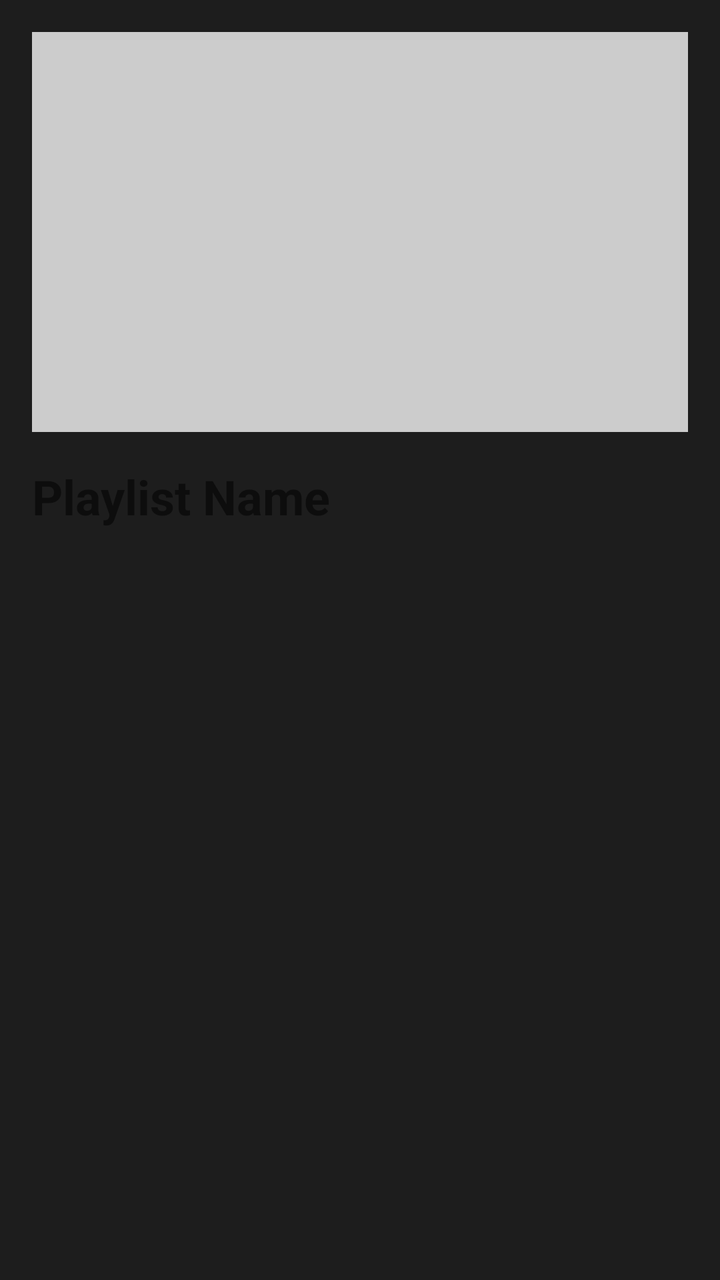
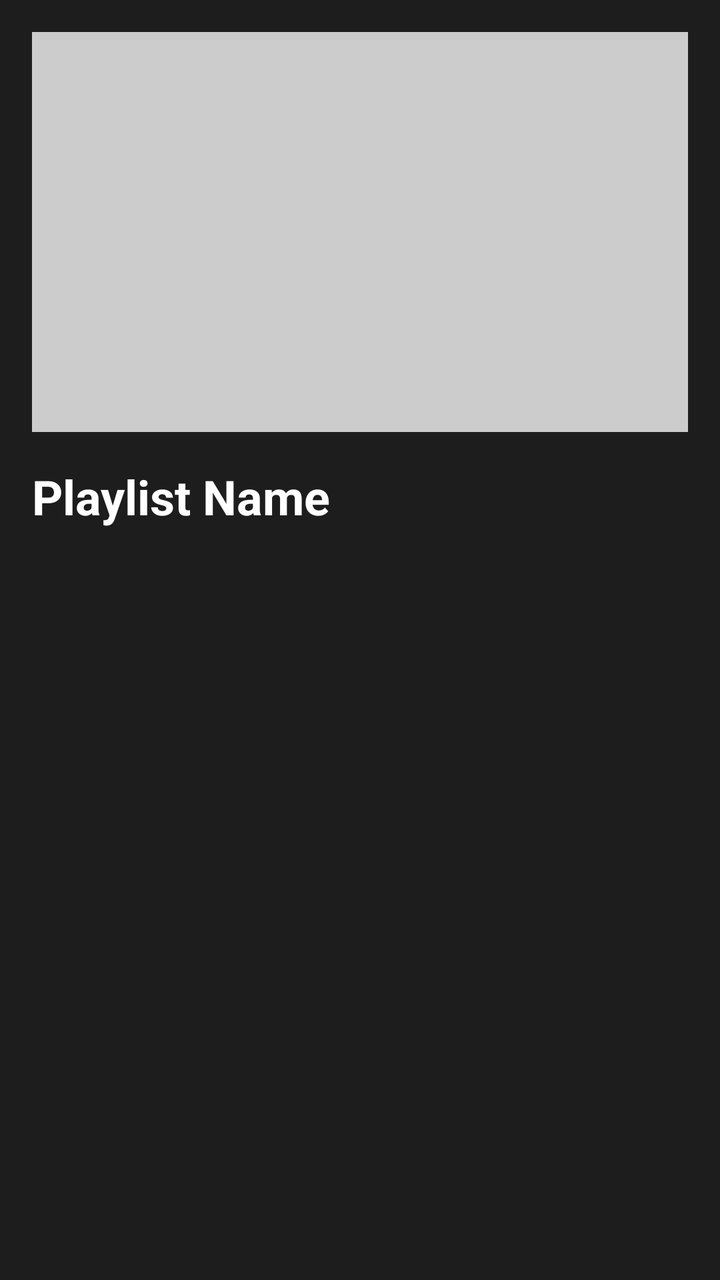

Screens rendered from an Android XML layout before and after an edit, with the pre-edit source and the edit as a unified diff.
<!-- AndroidManifest.xml: application theme Theme.ContextAwareMusicApp -->
<!-- res/layout/fragment_playlist_detail.xml -->
<?xml version="1.0" encoding="utf-8"?>
<LinearLayout xmlns:android="http://schemas.android.com/apk/res/android"
    android:layout_width="match_parent"
    android:layout_height="match_parent"
    android:orientation="vertical"
    android:background="@color/playerBackgroundColor"
    android:padding="16dp">

    <ImageView
        android:id="@+id/playlist_image"
        android:layout_width="match_parent"
        android:layout_height="200dp"
        android:scaleType="centerCrop"
        android:src="@drawable/placeholder_image"
        android:contentDescription="@string/playlist_image_desc" />

    <TextView
        android:id="@+id/playlist_name"
        android:layout_width="wrap_content"
        android:layout_height="wrap_content"
        android:text="Playlist Name"
        android:textSize="24sp"
        android:textStyle="bold"
        android:layout_marginTop="16dp" />

    <androidx.recyclerview.widget.RecyclerView
        android:id="@+id/tracks_recycler_view"
        android:layout_width="match_parent"
        android:layout_height="0dp"
        android:layout_weight="1"
        android:layout_marginTop="16dp" />
</LinearLayout>
<!-- resources referenced by this layout -->
<resources>
  <color name="playerBackgroundColor">#1D1D1D</color>
  <!-- drawable placeholder_image (drawable) -->
  <?xml version="1.0" encoding="utf-8"?>
  <shape xmlns:android="http://schemas.android.com/apk/res/android" android:shape="rectangle">
      <solid android:color="#CCCCCC" />
      <size android:width="50dp" android:height="50dp" />
  </shape>
  <string name="playlist_image_desc">Playlist Image Description</string>
  <style name="Theme.ContextAwareMusicApp" parent="Theme.AppCompat.Light.NoActionBar">
          <item name="colorPrimary">@color/purple_500</item>
          <item name="colorPrimaryDark">@color/purple_700</item>
          <item name="colorAccent">@color/teal_200</item>
          <item name="android:statusBarColor" tools:targetApi="lollipop">@android:color/transparent</item>
          <item name="android:windowLightStatusBar" tools:targetApi="m">true</item>
      </style>
  <color name="purple_500">#FF6200EE</color>
  <color name="purple_700">#FF3700B3</color>
  <color name="teal_200">#FF03DAC5</color>
</resources>

<!-- the commit's change to res/layout/fragment_playlist_detail.xml (unified diff, before → after) -->
@@ -21,6 +21,8 @@
         android:text="Playlist Name"
         android:textSize="24sp"
         android:textStyle="bold"
+        android:textColor="@android:color/white"
+        android:shadowColor="#000000"
         android:layout_marginTop="16dp" />
 
     <androidx.recyclerview.widget.RecyclerView
@@ -28,5 +30,7 @@
         android:layout_width="match_parent"
         android:layout_height="0dp"
         android:layout_weight="1"
+        android:textColor="@android:color/white"
+        android:shadowColor="#000000"
         android:layout_marginTop="16dp" />
 </LinearLayout>
